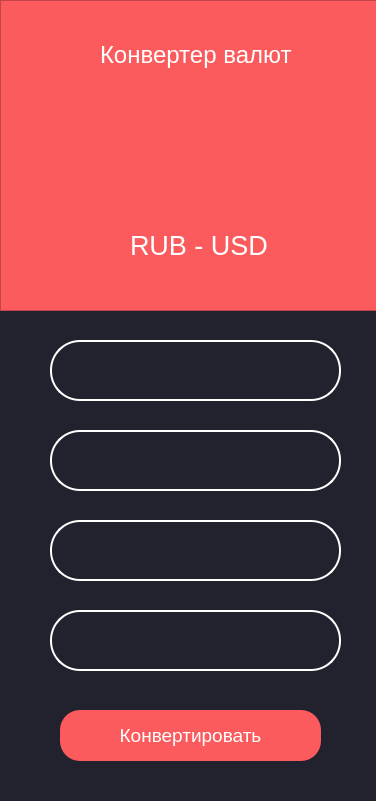
The window that converter_app_Qt/ui.ui (TrellixVulnTeam/my_project_LRX2) describes before a commit, drawn with Qt 5.
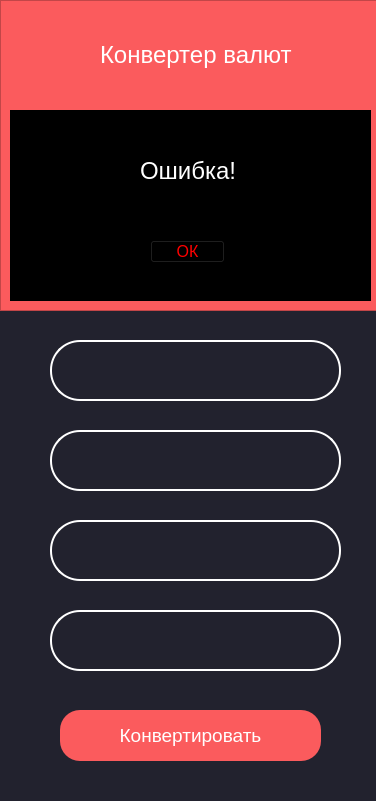
The same window after the commit. Icons and pictures are not drawn.

Diff of the .ui file:
```diff
--- a/converter_app_Qt/ui.ui
+++ b/converter_app_Qt/ui.ui
@@ -112,6 +112,66 @@
       <string>RUB - USD</string>
      </property>
     </widget>
+    <widget class="QWidget" name="widget" native="true">
+     <property name="enabled">
+      <bool>true</bool>
+     </property>
+     <property name="geometry">
+      <rect>
+       <x>10</x>
+       <y>110</y>
+       <width>361</width>
+       <height>191</height>
+      </rect>
+     </property>
+     <property name="styleSheet">
+      <string notr="true">background-color: black</string>
+     </property>
+     <widget class="QLabel" name="error_label">
+      <property name="geometry">
+       <rect>
+        <x>130</x>
+        <y>40</y>
+        <width>141</width>
+        <height>41</height>
+       </rect>
+      </property>
+      <property name="font">
+       <font>
+        <family>Microsoft Sans Serif</family>
+        <pointsize>18</pointsize>
+       </font>
+      </property>
+      <property name="styleSheet">
+       <string notr="true">color:white</string>
+      </property>
+      <property name="text">
+       <string>Ошибка!</string>
+      </property>
+     </widget>
+     <widget class="QPushButton" name="error_push_button">
+      <property name="geometry">
+       <rect>
+        <x>140</x>
+        <y>130</y>
+        <width>75</width>
+        <height>23</height>
+       </rect>
+      </property>
+      <property name="font">
+       <font>
+        <family>Microsoft Sans Serif</family>
+        <pointsize>12</pointsize>
+       </font>
+      </property>
+      <property name="styleSheet">
+       <string notr="true">color:red</string>
+      </property>
+      <property name="text">
+       <string>ОК</string>
+      </property>
+     </widget>
+    </widget>
    </widget>
    <widget class="QLineEdit" name="input_valute_from">
     <property name="geometry">
```
Left out of the diff: 2 changed lines with no effect on the pictures.
